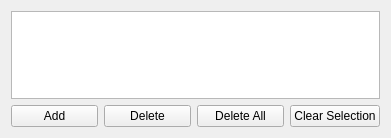
Above: resources/GpxFileListWidget.ui from MichalVlasak/OSMViewer before the change. Below: the same form after it.
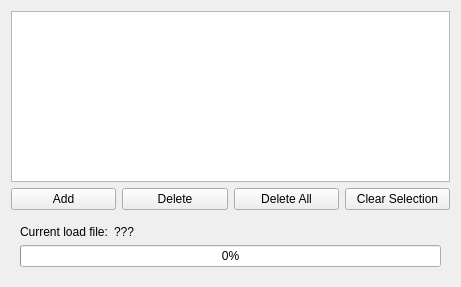
That is the form after the change.

```diff
--- a/resources/GpxFileListWidget.ui
+++ b/resources/GpxFileListWidget.ui
@@ -6,8 +6,8 @@
    <rect>
     <x>0</x>
     <y>0</y>
-    <width>391</width>
-    <height>138</height>
+    <width>461</width>
+    <height>287</height>
    </rect>
   </property>
   <property name="windowTitle">
@@ -59,6 +59,37 @@
      </item>
     </layout>
    </item>
+   <item>
+    <widget class="QWidget" name="progresBarWidget" native="true">
+     <layout class="QVBoxLayout" name="verticalLayout_2">
+      <item>
+       <layout class="QHBoxLayout" name="horizontalLayout_2" stretch="0,1">
+        <item>
+         <widget class="QLabel" name="label">
+          <property name="text">
+           <string>Current load file:</string>
+          </property>
+         </widget>
+        </item>
+        <item>
+         <widget class="QLabel" name="currentLoadFileName">
+          <property name="text">
+           <string>???</string>
+          </property>
+         </widget>
+        </item>
+       </layout>
+      </item>
+      <item>
+       <widget class="QProgressBar" name="progressBar">
+        <property name="value">
+         <number>0</number>
+        </property>
+       </widget>
+      </item>
+     </layout>
+    </widget>
+   </item>
   </layout>
  </widget>
  <resources/>
```
